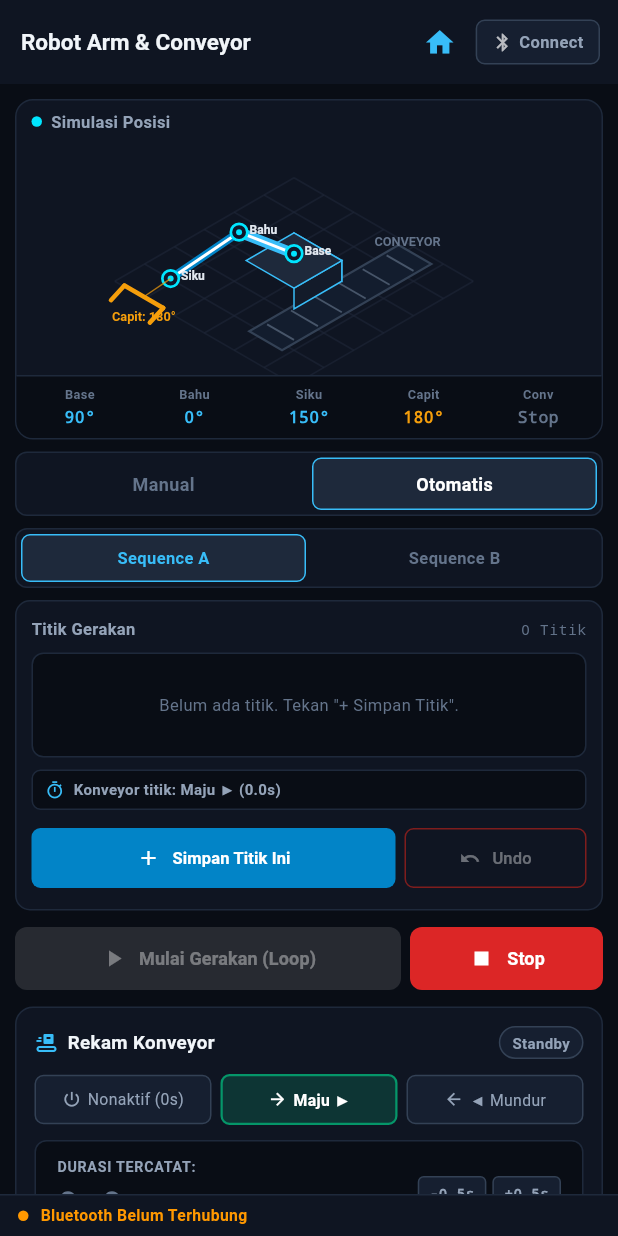
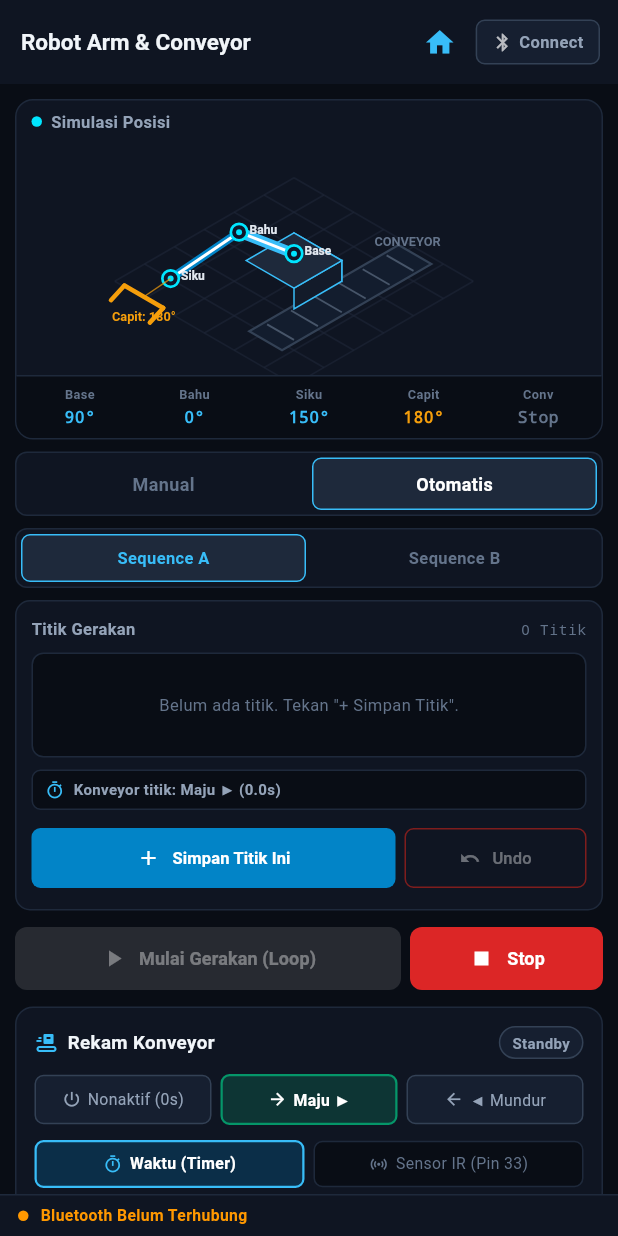
Before and after one commit to azkbrqlna/RobotArmbatron, a Flutter app: the screen it shows after launch, after a tap on "Otomatis", on a phone screen of 412 x 824 dp. Run offline on Flutter 3.47's test engine with Material 3 defaults, Android fonts, the phone set to English and light mode, and no system bars; our stand-ins replace flutter_bluetooth_serial, permission_handler; Roboto replaces fonts that are missing (Segoe UI).

Commit message:
feat: add robot controller, models, widgets, and bluetooth integration

```diff
--- a/robot_arm_controller/lib/controllers/robot_controller.dart
+++ b/robot_arm_controller/lib/controllers/robot_controller.dart
@@ -24,6 +24,7 @@ class RobotController extends ChangeNotifier {
   // Conveyor Recording State for current frame
   int _recordedConvDirection = 1; // 0=Stop, 1=Maju, 2=Mundur
   int _recordedConvDurationMs = 0;
+  bool _useIrSensor = false; // Mode tunggu sensor Infrared (durasi = -1)
   bool _isConvRecording = false;
   final Stopwatch _convStopwatch = Stopwatch();
   Timer? _convTicker;
@@ -51,11 +52,12 @@ class RobotController extends ChangeNotifier {
   int get convState => _convState;
   int get recordedConvDirection => _recordedConvDirection;
   int get recordedConvDurationMs => _recordedConvDurationMs;
+  bool get useIrSensor => _useIrSensor;
   bool get isConvRecording => _isConvRecording;
   bool get isConvTesting => _isConvTesting;
   int get convElapsedMs => _isConvRecording
       ? _convStopwatch.elapsedMilliseconds
-      : _recordedConvDurationMs;
+      : (_recordedConvDurationMs == -1 ? 0 : _recordedConvDurationMs);
   double get convElapsedSeconds => convElapsedMs / 1000.0;
 
   String get activeSeq => _activeSeq;
@@ -182,17 +184,45 @@ class RobotController extends ChangeNotifier {
       _recordedConvDirection = dir;
       if (dir == 0) {
         _recordedConvDurationMs = 0;
+        _useIrSensor = false;
+      } else if (_useIrSensor) {
+        _recordedConvDurationMs = -1;
+      }
+      notifyListeners();
+    }
+  }
+
+  /// Aktifkan / nonaktifkan mode tunggu sensor Infrared (GPIO 33)
+  void setUseIrSensor(bool val) {
+    if (_useIrSensor != val) {
+      _useIrSensor = val;
+      if (val) {
+        if (_isConvRecording) stopConvRecord();
+        if (_isConvTesting) cancelConvTest();
+        _recordedConvDurationMs = -1;
+        if (_recordedConvDirection == 0) {
+          _recordedConvDirection = 1; // Default ke Maju untuk sensor IR
+        }
+      } else {
+        if (_recordedConvDurationMs == -1) {
+          _recordedConvDurationMs = 0;
+        }
       }
       notifyListeners();
     }
   }
 
   void setRecordedConvDurationMs(int ms) {
-    _recordedConvDurationMs = ms < 0 ? 0 : ms;
+    _useIrSensor = (ms == -1);
+    _recordedConvDurationMs = ms;
     notifyListeners();
   }
 
   void adjustRecordedConvDuration(int deltaMs) {
+    if (_useIrSensor) {
+      _useIrSensor = false;
+      _recordedConvDurationMs = 0;
+    }
     final next = (_recordedConvDurationMs + deltaMs).clamp(0, 120000); // Max 2 menit
     _recordedConvDurationMs = next;
     notifyListeners();
@@ -298,7 +328,7 @@ class RobotController extends ChangeNotifier {
     }
 
     final dir = _recordedConvDirection;
-    final dur = _recordedConvDurationMs;
+    final dur = _useIrSensor ? -1 : _recordedConvDurationMs;
 
     final newFrame = RobotFrame(
       angles: List.from(_angles),
@@ -315,6 +345,7 @@ class RobotController extends ChangeNotifier {
     // Reset arah dan durasi untuk titik berikutnya
     _recordedConvDirection = 0;
     _recordedConvDurationMs = 0;
+    _useIrSensor = false;
     notifyListeners();
 
     btService.sendCommand('SAVE:$_activeSeq:$dir:$dur');
@@ -338,6 +369,7 @@ class RobotController extends ChangeNotifier {
       // Load saved conveyor configuration for this frame
       _recordedConvDirection = target.conv;
       _recordedConvDurationMs = target.convDurationMs;
+      _useIrSensor = (target.convDurationMs == -1);
       _isConvRecording = false;
       _convStopwatch.reset();
 
@@ -354,6 +386,7 @@ class RobotController extends ChangeNotifier {
     _editingIndex = -1;
     _recordedConvDirection = 0;
     _recordedConvDurationMs = 0;
+    _useIrSensor = false;
     notifyListeners();
   }
 
@@ -369,7 +402,7 @@ class RobotController extends ChangeNotifier {
     if (_editingIndex >= 0) {
       final list = _activeSeq == 'A' ? _framesA : _framesB;
       final dir = _recordedConvDirection;
-      final dur = _recordedConvDurationMs;
+      final dur = _useIrSensor ? -1 : _recordedConvDurationMs;
 
       if (_editingIndex < list.length) {
         list[_editingIndex] = RobotFrame(
@@ -382,6 +415,7 @@ class RobotController extends ChangeNotifier {
       _editingIndex = -1;
       _recordedConvDirection = 0;
       _recordedConvDurationMs = 0;
+      _useIrSensor = false;
       notifyListeners();
 
       btService.sendCommand('UPD:$_activeSeq:$idxToUpdate:$dir:$dur');
--- a/robot_arm_controller/lib/models/robot_frame.dart
+++ b/robot_arm_controller/lib/models/robot_frame.dart
@@ -46,7 +46,14 @@ class RobotFrame {
 
   double get durationSeconds => convDurationMs / 1000.0;
 
+  bool get isIrMode => convDurationMs == -1;
+
   String get convLabel {
+    if (isIrMode) {
+      if (conv == 1) return 'Maju ▶ (Sensor IR)';
+      if (conv == 2) return '◀ Mundur (Sensor IR)';
+      return 'Stop ⏹';
+    }
     final durText = convDurationMs > 0 ? ' (${durationSeconds.toStringAsFixed(1)}s)' : '';
     switch (conv) {
       case 1:
@@ -59,6 +66,11 @@ class RobotFrame {
   }
 
   String get convShortBadge {
+    if (isIrMode) {
+      if (conv == 1) return '▶ Sensor IR';
+      if (conv == 2) return '◀ Sensor IR';
+      return '■ Stop';
+    }
     if (conv == 1) {
       return convDurationMs > 0 ? '▶ ${durationSeconds.toStringAsFixed(1)}s' : '▶ Maju';
     } else if (conv == 2) {
--- a/robot_arm_controller/lib/views/widgets/conveyor_widget.dart
+++ b/robot_arm_controller/lib/views/widgets/conveyor_widget.dart
@@ -230,6 +230,97 @@ class ConveyorWidget extends StatelessWidget {
           if (dir != 0) ...[
             const SizedBox(height: 10),
 
+            // Selector Mode Pemberhentian: Waktu (Timer) vs Sensor IR
+            Row(
+              children: [
+                Expanded(
+                  child: _buildModeTab(
+                    'Waktu (Timer)',
+                    !controller.useIrSensor,
+                    Icons.timer_outlined,
+                    () => controller.setUseIrSensor(false),
+                  ),
+                ),
+                const SizedBox(width: 6),
+                Expanded(
+                  child: _buildModeTab(
+                    'Sensor IR (Pin 33)',
+                    controller.useIrSensor,
+                    Icons.sensors,
+                    () => controller.setUseIrSensor(true),
+                  ),
+                ),
+              ],
+            ),
+
+            const SizedBox(height: 10),
+
+            if (controller.useIrSensor) ...[
+              // IR Sensor Deck
+              Container(
+                padding: const EdgeInsets.all(12),
+                decoration: BoxDecoration(
+                  color: const Color(0xFF0C2135),
+                  borderRadius: BorderRadius.circular(8),
+                  border: Border.all(color: const Color(0xFF0284C7)),
+                ),
+                child: Column(
+                  crossAxisAlignment: CrossAxisAlignment.start,
+                  children: [
+                    Row(
+                      children: [
+                        Container(
+                          padding: const EdgeInsets.all(6),
+                          decoration: BoxDecoration(
+                            color: const Color(0xFF0369A1),
+                            borderRadius: BorderRadius.circular(6),
+                          ),
+                          child: const Icon(
+                            Icons.sensors,
+                            color: Colors.white,
+                            size: 16,
+                          ),
+                        ),
+                        const SizedBox(width: 8),
+                        const Expanded(
+                          child: Column(
+                            crossAxisAlignment: CrossAxisAlignment.start,
+                            children: [
+                              Text(
+                                'AUTO-STOP SENSOR INFRARED',
+                                style: TextStyle(
+                                  color: Color(0xFF38BDF8),
+                                  fontSize: 10.5,
+                                  fontWeight: FontWeight.bold,
+                                  letterSpacing: 0.5,
+                                ),
+                              ),
+                              SizedBox(height: 1),
+                              Text(
+                                'Tersambung di Pin GPIO 33 ESP32',
+                                style: TextStyle(
+                                  color: Color(0xFF94A3B8),
+                                  fontSize: 9.5,
+                                ),
+                              ),
+                            ],
+                          ),
+                        ),
+                      ],
+                    ),
+                    const SizedBox(height: 8),
+                    const Text(
+                      'Saat otomatisasi dijalankan, konveyor akan berputar terus sampai kotak terdeteksi oleh sensor IR, lalu seketika BERHENTI dan lengan robot bergerak mengambil kotak.',
+                      style: TextStyle(
+                        color: Color(0xFFE2E8F0),
+                        fontSize: 10.5,
+                        height: 1.35,
+                      ),
+                    ),
+                  ],
+                ),
+              ),
+            ] else ...[
               // Timer Display Deck
               Container(
                 padding: const EdgeInsets.symmetric(horizontal: 14, vertical: 10),
@@ -401,6 +492,7 @@ class ConveyorWidget extends StatelessWidget {
                   ),
                   onPressed: () => controller.stopConvRecord(),
                 ),
+              ],
             ],
           ] else ...[
             const SizedBox(height: 6),
@@ -577,4 +669,49 @@ class ConveyorWidget extends StatelessWidget {
       ),
     );
   }
+
+  Widget _buildModeTab(
+      String label, bool isSelected, IconData icon, VoidCallback onTap) {
+    return InkWell(
+      onTap: onTap,
+      borderRadius: BorderRadius.circular(6),
+      child: Container(
+        padding: const EdgeInsets.symmetric(vertical: 7),
+        alignment: Alignment.center,
+        decoration: BoxDecoration(
+          color: isSelected
+              ? const Color(0xFF0369A1).withValues(alpha: 0.3)
+              : const Color(0xFF090D15),
+          borderRadius: BorderRadius.circular(6),
+          border: Border.all(
+            color: isSelected
+                ? const Color(0xFF38BDF8)
+                : const Color(0xFF1E293B),
+            width: isSelected ? 1.5 : 1.0,
+          ),
+        ),
+        child: Row(
+          mainAxisAlignment: MainAxisAlignment.center,
+          children: [
+            Icon(
+              icon,
+              size: 13,
+              color: isSelected
+                  ? const Color(0xFF38BDF8)
+                  : const Color(0xFF64748B),
+            ),
+            const SizedBox(width: 5),
+            Text(
+              label,
+              style: TextStyle(
+                color: isSelected ? Colors.white : const Color(0xFF64748B),
+                fontWeight: isSelected ? FontWeight.bold : FontWeight.normal,
+                fontSize: 10.5,
+              ),
+            ),
+          ],
+        ),
+      ),
+    );
   }
+}
--- a/robot_arm_controller/lib/views/widgets/timeline_widget.dart
+++ b/robot_arm_controller/lib/views/widgets/timeline_widget.dart
@@ -243,7 +243,11 @@ class TimelineWidget extends StatelessWidget {
                     const SizedBox(width: 6),
                     Expanded(
                       child: Text(
-                        'Konveyor titik: ${controller.recordedConvDirection == 0 ? "Nonaktif" : (controller.recordedConvDirection == 1 ? "Maju ▶" : "◀ Mundur")} (${(controller.recordedConvDurationMs / 1000.0).toStringAsFixed(1)}s)',
+                        controller.recordedConvDirection == 0
+                            ? 'Konveyor titik: Nonaktif'
+                            : controller.useIrSensor
+                                ? 'Konveyor titik: ${controller.recordedConvDirection == 1 ? "Maju ▶" : "◀ Mundur"} (Tunggu Sensor IR)'
+                                : 'Konveyor titik: ${controller.recordedConvDirection == 1 ? "Maju ▶" : "◀ Mundur"} (${(controller.recordedConvDurationMs / 1000.0).toStringAsFixed(1)}s)',
                         style: const TextStyle(
                           color: Color(0xFF94A3B8),
                           fontSize: 10,
```
Also changed, not shown: 2 other files. Lines whose indentation alone changed are shown as unchanged.
